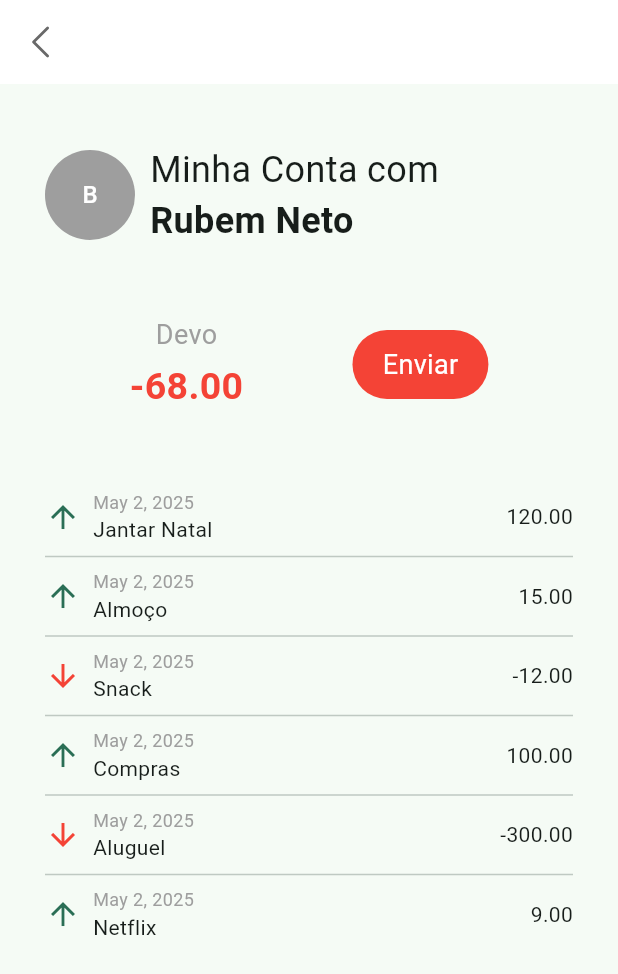
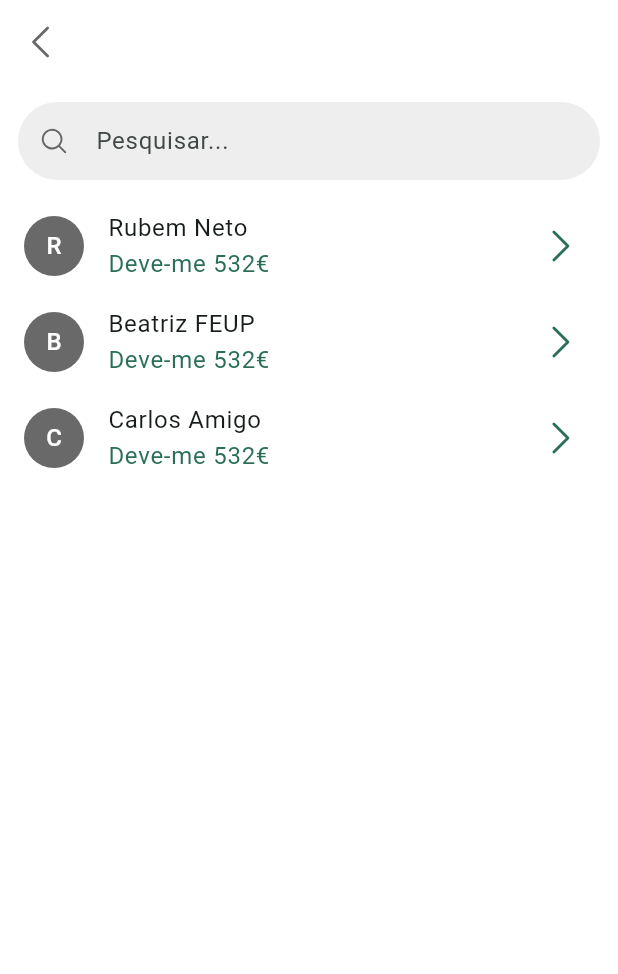
Before and after one commit to thePeras/usettle, a Flutter app: the screen it shows after launch, on a phone screen of 412 x 824 dp. Shown: the top 974 px of the screen. Run offline on Flutter 3.47's test engine with Material 3 defaults, Android fonts, the phone set to English and light mode, and no system bars; our stand-ins replace camera, flutter_contacts, flutter_dotenv, flutter_gemini, permission_handler, phosphor_flutter and 1 more.

Commit message:
feat:tabs list page

```diff
--- /dev/null
+++ b/lib/view/tabs/tab_list.dart
@@ -0,0 +1,184 @@
+import 'package:flutter/material.dart';
+import 'package:phosphor_flutter/phosphor_flutter.dart';
+import 'package:shimmer/shimmer.dart';
+import 'package:usettle/view/tabs/tab_screen.dart';
+
+class TabSelectionPage extends StatefulWidget {
+  final List<CustomTab> initialTabs;
+
+  const TabSelectionPage({super.key, required this.initialTabs});
+
+  @override
+  TabSelectionPageState createState() => TabSelectionPageState();
+}
+
+class TabSelectionPageState extends State<TabSelectionPage> {
+  List<CustomTab> _allTabs = [];
+  final List<CustomTab> _selectedTabs = [];
+  List<CustomTab> _filteredTabs = [];
+  final TextEditingController _searchController = TextEditingController();
+
+  static const Color _greyColor = Color(0xFF696969);
+  static const Color _greenColor = Color(0xFF2A6E55);
+  static const Color _redColor = Colors.redAccent;
+
+  @override
+  void initState() {
+    super.initState();
+    _allTabs = widget.initialTabs;
+    _filteredTabs = widget.initialTabs;
+  }
+
+  void _filterTabs(String query) {
+    setState(() {
+      _filteredTabs = _allTabs
+          .where(
+            (tab) => tab.name.toLowerCase().contains(
+          query.toLowerCase(),
+        ),
+      )
+          .toList();
+    });
+  }
+
+  void _clearSearch() {
+    setState(() {
+      _filteredTabs = _allTabs;
+      _searchController.clear();
+    });
+  }
+
+
+  @override
+  Widget build(BuildContext context) {
+    return Scaffold(
+      appBar: AppBar(
+        backgroundColor: Colors.white,
+        elevation: 0,
+        leading: IconButton(
+          icon: PhosphorIcon(
+            PhosphorIconsRegular.caretLeft,
+            color: _greyColor,
+            size: 30.0,
+            semanticLabel: 'Back',
+          ),
+          onPressed: () => Navigator.pop(context),
+        ),
+      ),
+      body: Container(
+        color: Colors.white,
+        child: Stack(
+          children: [
+            Column(
+              children: [
+                Padding(
+                  padding: const EdgeInsets.all(12.0),
+                  child: _buildSearchBar(),
+                ),
+                Expanded(
+                  child: _allTabs.isEmpty ? _buildShimmerLoading() : _buildTabList(),
+                ),
+              ],
+            ),
+          ],
+        ),
+      ),
+    );
+  }
+
+  Widget _buildShimmerLoading() {
+    return ListView.builder(
+      itemCount: 10,
+      itemBuilder: (context, index) {
+        return Shimmer.fromColors(
+          baseColor: Colors.grey[300]!,
+          highlightColor: Colors.grey[100]!,
+          child: ListTile(
+            leading: CircleAvatar(backgroundColor: Colors.white),
+            title: Container(width: 150, height: 10, color: Colors.white),
+            subtitle: Container(width: 100, height: 10, color: Colors.white),
+          ),
+        );
+      },
+    );
+  }
+
+  Widget _buildTabList() {
+    return ListView.builder(
+      itemCount: _filteredTabs.length,
+      itemBuilder: (context, index) {
+        final tab = _filteredTabs[index];
+        final isSelected = _selectedTabs.contains(tab);
+        return ListTile(
+          leading: tab.imageUrl != null
+              ? CircleAvatar(
+            backgroundImage: NetworkImage('https://picsum.photos/id/${_filteredTabs.indexOf(tab) + 20}/200/200'),
+          )
+              : CircleAvatar(
+            backgroundColor: _greyColor,
+            child: Text(
+              tab.name.isNotEmpty ? tab.name[0] : '?',
+              style: TextStyle(color: Colors.white),
+            ),
+          ),
+          title: Column(
+            crossAxisAlignment: CrossAxisAlignment.start,
+            mainAxisAlignment: MainAxisAlignment.spaceBetween,
+            children: [
+              Text(tab.name),
+              Text(
+                tab.owes ? 'Devo ${tab.total}€' : 'Deve-me ${tab.total}€',
+                style: TextStyle(color: tab.owes ? _redColor : _greenColor),
+              ),
+            ],
+          ),
+          trailing:
+              PhosphorIcon(
+                PhosphorIcons.caretRight(),
+                color: _greenColor,
+                size: 30.0,
+          ),
+          onTap: () => {
+            // TODO: Link to TabScreen with tab
+          },
+        );
+      },
+    );
+  }
+
+  Widget _buildSearchBar() {
+    return TextField(
+      controller: _searchController,
+      onChanged: _filterTabs,
+      decoration: InputDecoration(
+        hintText: 'Pesquisar...',
+        prefixIcon: PhosphorIcon(
+          PhosphorIconsRegular.magnifyingGlass,
+          color: _greyColor,
+          size: 20.0,
+        ),
+        suffixIcon: _searchController.text.isEmpty
+            ? null
+            : IconButton(
+          icon: PhosphorIcon(
+            PhosphorIconsRegular.x,
+            color: _greyColor,
+            size: 20.0,
+          ),
+          onPressed: _clearSearch,
+        ),
+        filled: true,
+        fillColor: Colors.grey[200],
+        contentPadding: EdgeInsets.symmetric(vertical: 14.0),
+        enabledBorder: OutlineInputBorder(
+          borderRadius: BorderRadius.circular(30),
+          borderSide: BorderSide(color: Colors.transparent),
+        ),
+        focusedBorder: OutlineInputBorder(
+          borderRadius: BorderRadius.circular(30),
+          borderSide: BorderSide(color: _greenColor, width: 1.5),
+        ),
+      ),
+    );
+  }
+}
--- a/lib/view/tabs/tab_screen.dart
+++ b/lib/view/tabs/tab_screen.dart
@@ -2,15 +2,17 @@ import 'package:flutter/material.dart';
 import 'package:phosphor_flutter/phosphor_flutter.dart';
 import 'package:intl/intl.dart';
 
-class Tab {
+class CustomTab {
   final String name;
+  final Image? imageUrl;
   late int total = 0;
   bool owes = false;
   late final List<Transaction> transactions;
 
-  Tab({
+  CustomTab({
     required this.name,
     required this.transactions,
+    this.imageUrl
   }) {
     total = transactions.map((e) => e.quantity).reduce((v, e) => v + e);
     owes = total < 0;
@@ -36,7 +38,7 @@ class Transaction {
 }
 
 class TabScreen extends StatefulWidget {
-  final Tab tab;
+  final CustomTab tab;
 
   const TabScreen({
     super.key,
--- a/lib/view/tabs/tabs.dart
+++ b/lib/view/tabs/tabs.dart
@@ -1,4 +1,5 @@
 import 'package:flutter/cupertino.dart';
+import 'package:usettle/view/tabs/tab_list.dart';
 import 'package:usettle/view/tabs/tab_screen.dart';
 
 class TabsPage extends StatelessWidget {
@@ -11,12 +12,23 @@ class TabsPage extends StatelessWidget {
       Transaction(time: DateTime.now(), description: "Almoço", quantity: 15),
       Transaction(time: DateTime.now(), description: "Snack", quantity: -12),
       Transaction(time: DateTime.now(), description: "Compras", quantity: 100),
-      Transaction(time: DateTime.now(), description: "Aluguel", quantity: -300),
+      Transaction(time: DateTime.now(), description: "Aluguel", quantity: 300),
       Transaction(time: DateTime.now(), description: "Netflix", quantity: 9),
     ];
-    Tab tab = Tab(
+    CustomTab tab = CustomTab(
         name: "Rubem Neto",
         transactions: transactions);
-    return TabScreen(tab: tab);
+    // return TabScreen(tab: tab);
+    return TabSelectionPage(initialTabs: [
+      CustomTab(
+          name: "Rubem Neto",
+          transactions: transactions),
+      CustomTab(
+          name: "Beatriz FEUP",
+          transactions: transactions),
+      CustomTab(
+          name: "Carlos Amigo",
+          transactions: transactions),
+    ]);
   }
 }
```
